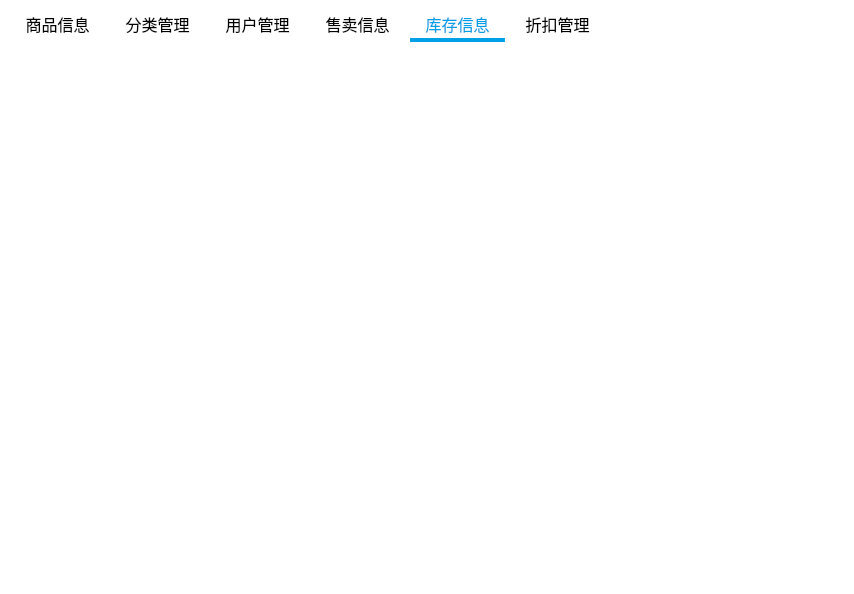
First picture: the form in MainWindow.ui, repository xmudbexp2021/SalesManager, before the edit.
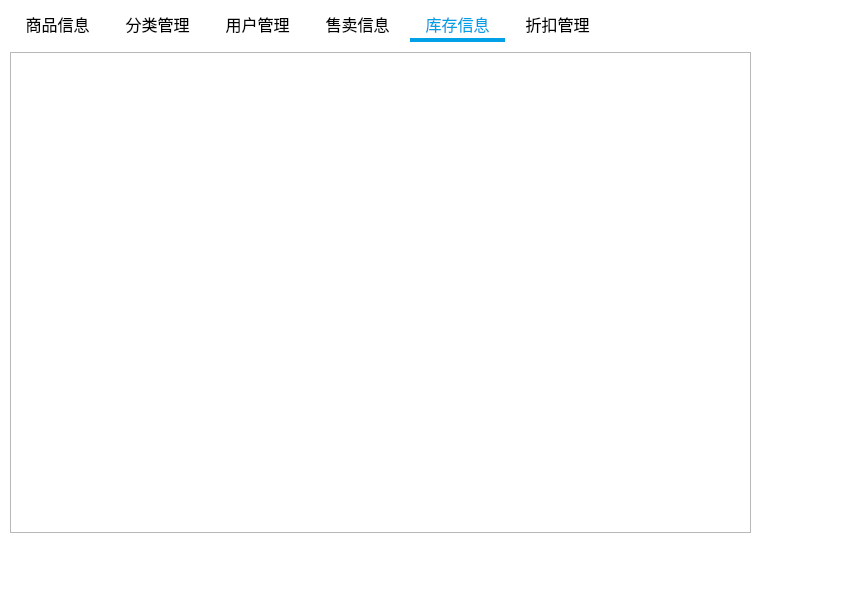
Second picture: the form after the edit. The open tabs and pages were chosen to show the change.

Commit message: add: two table

Diff of the .ui file:
```diff
--- a/MainWindow.ui
+++ b/MainWindow.ui
@@ -465,6 +465,16 @@
      <attribute name="title">
       <string notr="true">库存信息</string>
      </attribute>
+     <widget class="QTableView" name="stockTable">
+      <property name="geometry">
+       <rect>
+        <x>0</x>
+        <y>10</y>
+        <width>741</width>
+        <height>481</height>
+       </rect>
+      </property>
+     </widget>
     </widget>
     <widget class="QWidget" name="discount">
      <attribute name="title">
```
Left out of the diff: 24 changed lines with no effect on the pictures. The commit also changes 2 other files.
